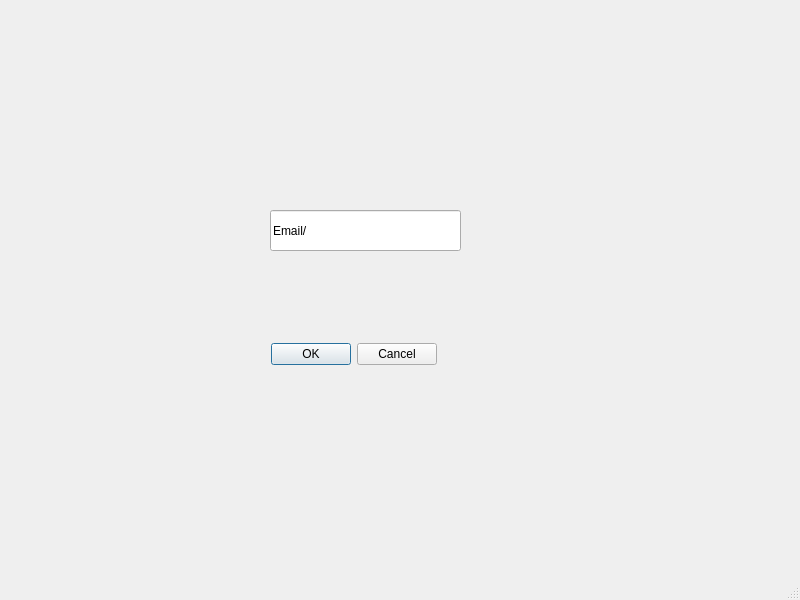
This is mainwindow.ui in nischalg8/qt as Qt 5 draws it before an edit. The edited form follows.
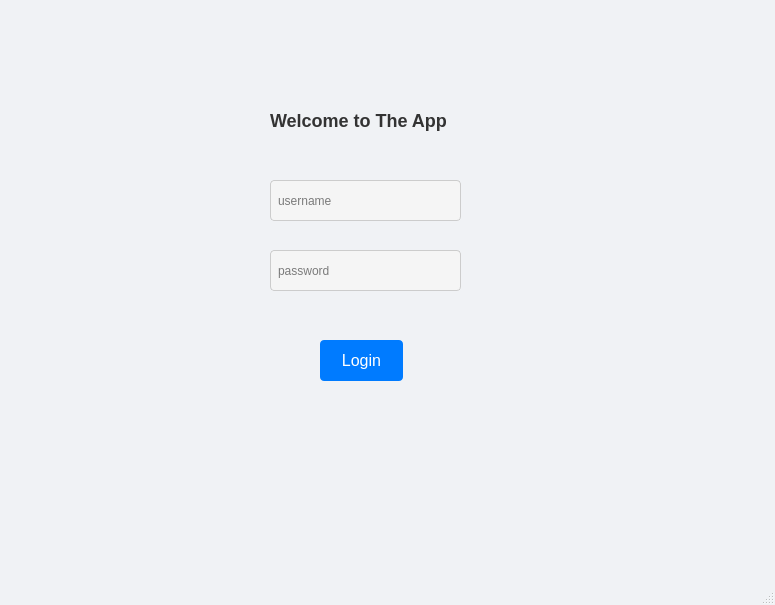
This is the edited form.

Commit message: login page added

```diff
--- a/mainwindow.ui
+++ b/mainwindow.ui
@@ -2,42 +2,133 @@
 <ui version="4.0">
  <class>MainWindow</class>
  <widget class="QMainWindow" name="MainWindow">
+  <property name="enabled">
+   <bool>true</bool>
+  </property>
   <property name="geometry">
    <rect>
     <x>0</x>
     <y>0</y>
-    <width>800</width>
-    <height>600</height>
+    <width>775</width>
+    <height>605</height>
    </rect>
   </property>
   <property name="windowTitle">
    <string>MainWindow</string>
   </property>
+  <property name="autoFillBackground">
+   <bool>true</bool>
+  </property>
+  <property name="styleSheet">
+   <string notr="true">QMainWindow {
+background-color: #f0f2f5; 
+}</string>
+  </property>
   <widget class="QWidget" name="centralwidget">
-   <widget class="QDialogButtonBox" name="buttonBox">
-    <property name="geometry">
-     <rect>
-      <x>270</x>
-      <y>340</y>
-      <width>167</width>
-      <height>29</height>
-     </rect>
-    </property>
-    <property name="standardButtons">
-     <set>QDialogButtonBox::StandardButton::Cancel|QDialogButtonBox::StandardButton::Ok</set>
-    </property>
-   </widget>
    <widget class="QLineEdit" name="lineEdit">
     <property name="geometry">
      <rect>
       <x>270</x>
-      <y>210</y>
+      <y>180</y>
       <width>191</width>
       <height>41</height>
      </rect>
     </property>
+    <property name="styleSheet">
+     <string notr="true">QLineEdit{ 
+background-color: #f5f5f5;
+border: 1px solid #ccc;
+padding: 5px;
+border-radius: 4px;
+}</string>
+    </property>
     <property name="text">
-     <string>Email/</string>
+     <string/>
+    </property>
+    <property name="placeholderText">
+     <string>username</string>
+    </property>
+   </widget>
+   <widget class="QLineEdit" name="lineEdit_2">
+    <property name="geometry">
+     <rect>
+      <x>270</x>
+      <y>250</y>
+      <width>191</width>
+      <height>41</height>
+     </rect>
+    </property>
+    <property name="styleSheet">
+     <string notr="true">QLineEdit{ 
+background-color: #f5f5f5;
+border: 1px solid #ccc;
+padding: 5px;
+border-radius: 4px;
+}</string>
+    </property>
+    <property name="text">
+     <string/>
+    </property>
+    <property name="placeholderText">
+     <string>password</string>
+    </property>
+   </widget>
+   <widget class="QLabel" name="label">
+    <property name="geometry">
+     <rect>
+      <x>270</x>
+      <y>100</y>
+      <width>191</width>
+      <height>41</height>
+     </rect>
+    </property>
+    <property name="sizeIncrement">
+     <size>
+      <width>10</width>
+      <height>10</height>
+     </size>
+    </property>
+    <property name="styleSheet">
+     <string notr="true">QLabel{ 
+color: #333;
+font-size: 18px;
+font-weight: bold;
+
+}</string>
+    </property>
+    <property name="text">
+     <string>Welcome to The App</string>
+    </property>
+   </widget>
+   <widget class="QPushButton" name="pushButton">
+    <property name="geometry">
+     <rect>
+      <x>320</x>
+      <y>340</y>
+      <width>83</width>
+      <height>41</height>
+     </rect>
+    </property>
+    <property name="styleSheet">
+     <string notr="true">QPushButton {
+    background-color: #007bff; 
+    color: #ffffff; 
+ border: none; 
+border-radius: 4px; 
+padding: 10px 20px; 
+font-size: 16px; 
+}
+
+QPushButton:hover {
+background-color: #0056b3; 
+}
+
+QPushButton:pressed {
+background-color: #004085;
+}</string>
+    </property>
+    <property name="text">
+     <string>Login</string>
     </property>
    </widget>
   </widget>
```
Left out of the diff: 3 changed lines with no effect on the pictures. The commit also changes 34 other files.
